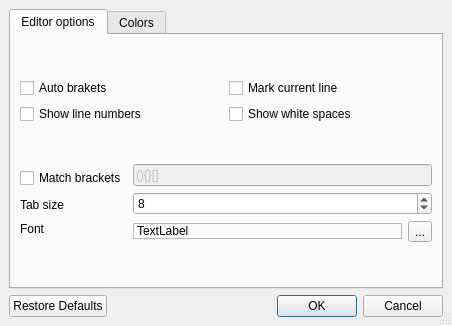
This is tools/qtsourceview/demos/demo4/configdialog.ui in diegoiast/qtsourceview as Qt 5 draws it before an edit. The edited form follows.
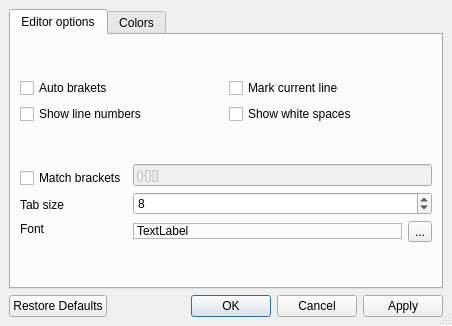
This is the edited form. Custom widgets are drawn as their Qt base class.

Commit message: setting colors is done via a single function for all elements of the gui fixed crashing in the constructor

Diff of the .ui file:
```diff
--- a/tools/qtsourceview/demos/demo4/configdialog.ui
+++ b/tools/qtsourceview/demos/demo4/configdialog.ui
@@ -265,7 +265,7 @@
       <enum>Qt::Horizontal</enum>
      </property>
      <property name="standardButtons" >
-      <set>QDialogButtonBox::Cancel|QDialogButtonBox::NoButton|QDialogButtonBox::Ok|QDialogButtonBox::RestoreDefaults</set>
+      <set>QDialogButtonBox::Apply|QDialogButtonBox::Cancel|QDialogButtonBox::NoButton|QDialogButtonBox::Ok|QDialogButtonBox::RestoreDefaults</set>
      </property>
     </widget>
    </item>
```
The commit also changes 4 other files.
